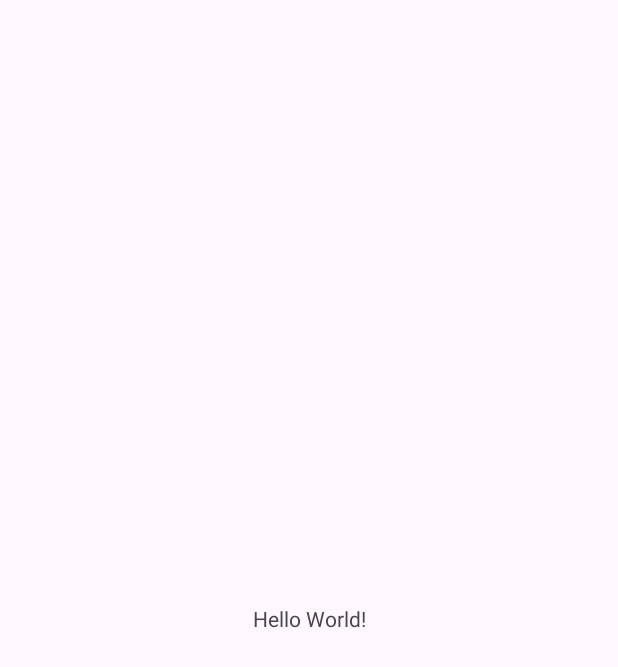
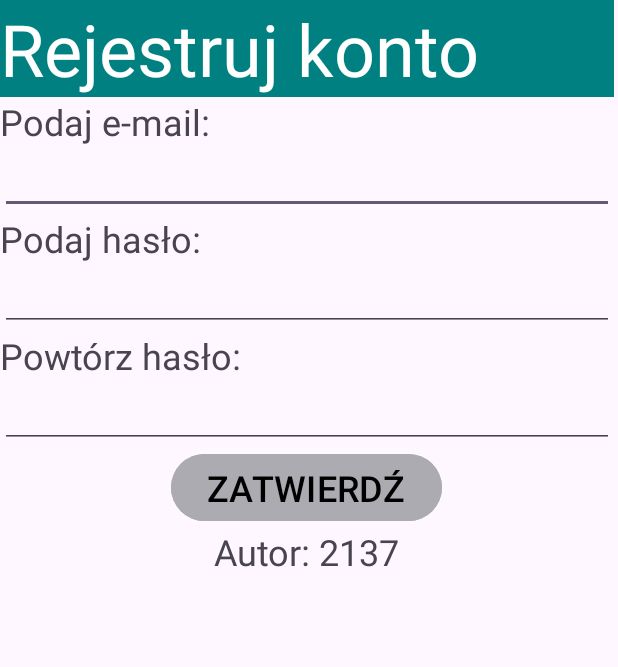
Before and after one commit to zielak04xd/mojaApka, an Android app: the screen it shows after launch (MainActivity), on a phone screen of 412 x 824 dp. Before the commit the part shown is almost empty. Shown: the top 667 px of the screen. Run offline under Robolectric (Android 15) with nearby library versions, the phone set to English and light mode, and no system bars.

```diff
--- a/app/src/main/java/com/example/testgita/MainActivity.java
+++ b/app/src/main/java/com/example/testgita/MainActivity.java
@@ -3,6 +3,12 @@ package com.example.testgita;
 import androidx.appcompat.app.AppCompatActivity;
 
 import android.os.Bundle;
+import android.view.View;
+import android.widget.Button;
+import android.widget.EditText;
+import android.widget.TextView;
+
+import org.w3c.dom.Text;
 
 public class MainActivity extends AppCompatActivity {
 
@@ -10,5 +16,22 @@ public class MainActivity extends AppCompatActivity {
     protected void onCreate(Bundle savedInstanceState) {
         super.onCreate(savedInstanceState);
         setContentView(R.layout.activity_main);
+        Button przycisk = findViewById(R.id.przycisk);
+        EditText email = findViewById(R.id.email);
+        EditText haslo = findViewById(R.id.haslo);
+        EditText powtorzHaslo = findViewById(R.id.powtorzHaslo);
+        TextView poleWynik = findViewById(R.id.wynik);
+        poleWynik.setText("Autor: 2137");
+        przycisk.setOnClickListener(new View.OnClickListener() {
+            @Override
+            public void onClick(View v) {
+                String email_s = email.getText().toString();
+                String haslo_s = haslo.getText().toString();
+                String powtorzHaslo_s = powtorzHaslo.getText().toString();
+                if(!email_s.contains("@")) poleWynik.setText("e-mail jest niepoprawny" + haslo_s);
+                else if(!(haslo_s.equals(powtorzHaslo_s))) poleWynik.setText("hasła się różnią!");
+                else poleWynik.setText("Witaj "+email_s);
+            }
+        });
     }
 }
--- a/app/src/main/res/layout/activity_main.xml
+++ b/app/src/main/res/layout/activity_main.xml
@@ -1,18 +1,75 @@
 <?xml version="1.0" encoding="utf-8"?>
-<androidx.constraintlayout.widget.ConstraintLayout xmlns:android="http://schemas.android.com/apk/res/android"
-    xmlns:app="http://schemas.android.com/apk/res-auto"
-    xmlns:tools="http://schemas.android.com/tools"
-    android:layout_width="match_parent"
-    android:layout_height="match_parent"
-    tools:context=".MainActivity">
+<LinearLayout xmlns:android="http://schemas.android.com/apk/res/android"
+    android:layout_width="409dp"
+    android:layout_height="729dp"
+    android:orientation="vertical">
+
 
     <TextView
+        android:id="@+id/textView"
+        android:layout_width="match_parent"
+        android:layout_height="wrap_content"
+        android:background="#008080"
+        android:text="@string/rejestruj"
+        android:textColor="#FFFFFF"
+        android:textSize="48sp" />
+
+    <TextView
+        android:id="@+id/textView2"
+        android:layout_width="match_parent"
+        android:layout_height="wrap_content"
+        android:text="@string/email"
+        android:textSize="24sp" />
+
+    <EditText
+        android:id="@+id/email"
+        android:layout_width="match_parent"
+        android:layout_height="wrap_content"
+        android:ems="10"
+        android:inputType="text" />
+
+    <TextView
+        android:id="@+id/textView3"
+        android:layout_width="match_parent"
+        android:layout_height="wrap_content"
+        android:text="@string/haslo"
+        android:textSize="24sp" />
+
+    <EditText
+        android:id="@+id/haslo"
+        android:layout_width="match_parent"
+        android:layout_height="wrap_content"
+        android:ems="10"
+        android:inputType="textPassword" />
+
+    <TextView
+        android:id="@+id/textView4"
+        android:layout_width="match_parent"
+        android:layout_height="wrap_content"
+        android:text="@string/hasloPowtorz"
+        android:textSize="24sp" />
+
+    <EditText
+        android:id="@+id/powtorzHaslo"
+        android:layout_width="match_parent"
+        android:layout_height="wrap_content"
+        android:ems="10"
+        android:inputType="textPassword" />
+
+    <Button
+        android:id="@+id/przycisk"
         android:layout_width="wrap_content"
         android:layout_height="wrap_content"
-        android:text="Hello World!"
-        app:layout_constraintBottom_toBottomOf="parent"
-        app:layout_constraintEnd_toEndOf="parent"
-        app:layout_constraintStart_toStartOf="parent"
-        app:layout_constraintTop_toTopOf="parent" />
+        android:layout_gravity="center"
+        android:backgroundTint="@color/material_dynamic_neutral70"
+        android:text="@string/zatwierdz"
+        android:textColor="#000000"
+        android:textSize="24sp" />
 
-</androidx.constraintlayout.widget.ConstraintLayout>
+    <TextView
+        android:id="@+id/wynik"
+        android:layout_width="wrap_content"
+        android:layout_height="wrap_content"
+        android:layout_gravity="center"
+        android:textSize="24sp" />
+</LinearLayout>
--- a/app/src/main/res/values/strings.xml
+++ b/app/src/main/res/values/strings.xml
@@ -1,3 +1,8 @@
 <resources>
-    <string name="app_name">testgita</string>
+    <string name="app_name">mojaApka</string>
+    <string name="rejestruj">Rejestruj konto</string>
+    <string name="email">Podaj e-mail:</string>
+    <string name="haslo">Podaj hasło:</string>
+    <string name="hasloPowtorz">Powtórz hasło:</string>
+    <string name="zatwierdz">ZATWIERDŹ</string>
 </resources>
```
